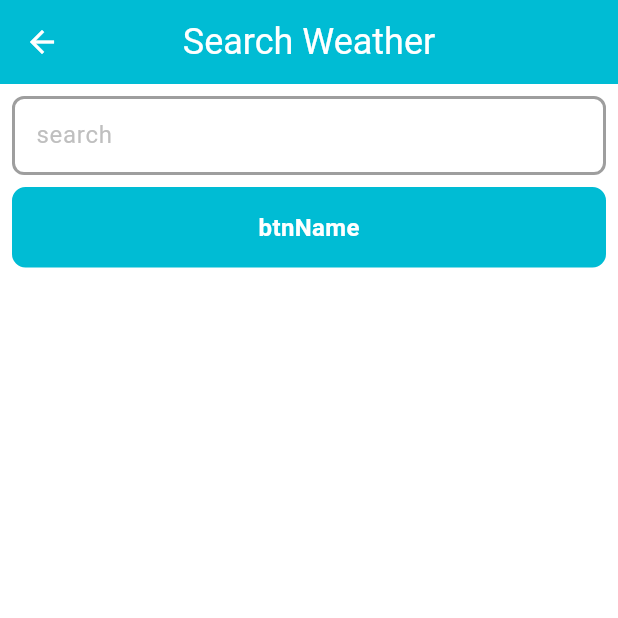
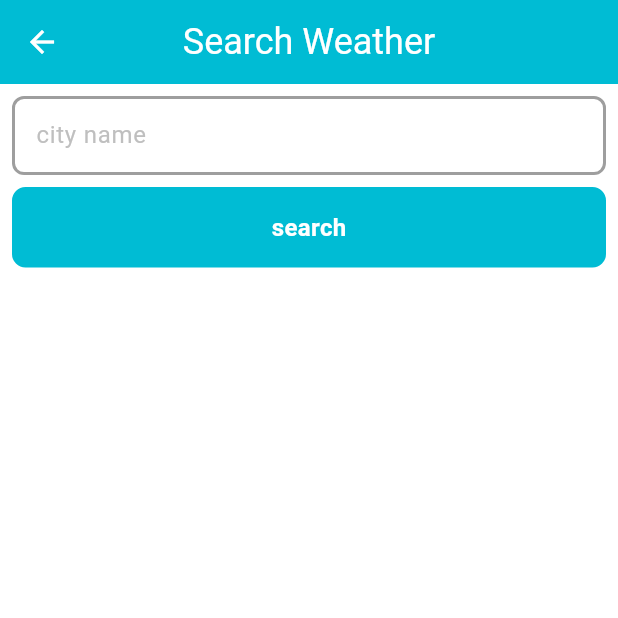
Before and after one commit to MohamedElkerm/Flutter-task, a Flutter app: the SearchScreen screen opened by its route, on a phone screen of 412 x 824 dp, the top half of it. Run offline on Flutter 3.47's test engine with Material 3 defaults, Android fonts, the phone set to English and light mode, and no system bars; drawn by our look-alikes of auto_size_text; our stand-ins replace bloc, dio, flutter_bloc, flutter_dotenv, fluttertoast, shared_preferences; accounts and stored records are empty.

Commit message:
finish the search logic and mecanism still need to work in the sacve button

```diff
--- a/lib/models/city_weather_model.dart
+++ b/lib/models/city_weather_model.dart
@@ -1,36 +1,40 @@
-
 import 'dart:convert';
 
-CityWeatherModel cityWeatherModelFromJson(String str) => CityWeatherModel.fromJson(json.decode(str));
+CityWeatherModel cityWeatherModelFromJson(String str) =>
+    CityWeatherModel.fromJson(json.decode(str));
 
-String cityWeatherModelToJson(CityWeatherModel data) => json.encode(data.toJson());
+String cityWeatherModelToJson(CityWeatherModel data) =>
+    json.encode(data.toJson());
 
 class CityWeatherModel {
   List<Weather> weather;
   Main main;
   Wind wind;
+  String name;
 
   CityWeatherModel({
     required this.weather,
     required this.main,
     required this.wind,
+    required this.name,
   });
 
-  factory CityWeatherModel.fromJson(Map<String, dynamic> json) => CityWeatherModel(
-    weather: List<Weather>.from(json["weather"].map((x) => Weather.fromJson(x))),
+  factory CityWeatherModel.fromJson(Map<String, dynamic> json) =>
+      CityWeatherModel(
+        weather:
+            List<Weather>.from(json["weather"].map((x) => Weather.fromJson(x))),
         main: Main.fromJson(json["main"]),
         wind: Wind.fromJson(json["wind"]),
+        name: json['name'],
       );
 
   Map<String, dynamic> toJson() => {
         "weather": List<dynamic>.from(weather.map((x) => x.toJson())),
         "main": main.toJson(),
         "wind": wind.toJson(),
-
+        "name": name,
       };
 }
-
-
 
 class Main {
   dynamic temp;
@@ -75,7 +79,6 @@ class Main {
         "grnd_level": grndLevel,
       };
 }
-
 
 class Weather {
   int id;
--- a/lib/modules/search/ui/search_screen.dart
+++ b/lib/modules/search/ui/search_screen.dart
@@ -34,8 +34,8 @@ class SearchScreen extends StatelessWidget {
               child: Column(
                 children: [
                   MyTextFormField(
-                    hintText: "hintText",
-                    label: "search",
+                    hintText: AppStrings.hintTextForSearchField,
+                    label: AppStrings.titleForSearchField,
                     textEditingController:
                         searchCubit.searchTextEditingController,
                     textInputType: TextInputType.text,
@@ -43,12 +43,14 @@ class SearchScreen extends StatelessWidget {
                   const SizedBox(
                     height: 8,
                   ),
-                  MyButton(
+                  searchCubit.searchButtonIsLoading
+                      ? const MyButtonLoading()
+                      : MyButton(
                           textStyle: getSemiBold(
                             fontColor: AppColors.myWhite,
                             fontSize: 16,
                           ),
-                    btnName: "btnName",
+                          btnName: AppStrings.search,
                           function: () {
                             searchCubit.getWeatherCityByCityName();
                           },
@@ -56,12 +58,13 @@ class SearchScreen extends StatelessWidget {
                   const SizedBox(
                     height: 20,
                   ),
-
-
-                  searchCubit.cityWeatherModel == null?SizedBox(): const WeatherCardWidget(
-                    countryName: "Cairo",
-                    countryWeatherCondition: "rainy",
-                    countryTemp: "10",
+                  searchCubit.cityWeatherModel == null ||
+                          searchCubit.searchButtonIsLoading
+                      ? SizedBox()
+                      : WeatherCardWidget(
+                          countryName:searchCubit.cityWeatherModel!.name.toString() ,
+                          countryWeatherCondition: searchCubit.cityWeatherModel!.weather[0].main,
+                          countryTemp: searchCubit.cityWeatherModel!.main.temp.toString(),
                           haveSaveButton: true,
                         ),
                 ],
--- a/lib/resources/strings/app_strings.dart
+++ b/lib/resources/strings/app_strings.dart
@@ -5,4 +5,9 @@ class AppStrings {
   static const String searchScreenTitle = "Search Weather";
   static const String detailsScreenTitle = "Weather Details";
 
+  static const String hintTextForSearchField = "enter city name";
+  static const String titleForSearchField = "city name";
+
+  static const String search = "search";
+
 }
--- a/lib/weather_app_start_point.dart
+++ b/lib/weather_app_start_point.dart
@@ -1,5 +1,6 @@
 import 'package:flutter/material.dart';
 import 'package:flutter_bloc/flutter_bloc.dart';
+import 'package:fluttertoast/fluttertoast.dart';
 import 'package:weather_app/modules/home/logic/home_screen_cubit.dart';
 import 'package:weather_app/modules/home/ui/home_screen.dart';
 import 'package:weather_app/resources/routes_manager.dart';
@@ -16,6 +17,7 @@ class WeatherApp extends StatelessWidget {
       create: (context) => HomeScreenCubit(),
       child: MaterialApp(
         navigatorKey: navigatorKey,
+        builder: FToastBuilder(),
         onGenerateRoute: RoutesGenerator.getRoute,
         theme: lightTheme(),
         debugShowCheckedModeBanner: false,
--- a/pubspec.yaml
+++ b/pubspec.yaml
@@ -37,6 +37,9 @@ dependencies:
 
   # TO store the weather api key safely
   flutter_dotenv: ^5.2.1
+
+  #for showing toast
+  fluttertoast: ^8.2.2
 
 dev_dependencies:
   flutter_test:
```
Also changed, not shown: lib/modules/search/logic/search_screen_cubit.dart (+21 -1 lines), pubspec.lock. Lines whose indentation alone changed are shown as unchanged.
